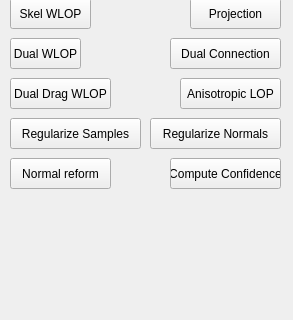
Old version of the form point-cloud-2015/UI/para_wlop.ui in the repository sunwaylive/Point-Cloud-Processing-2015; both pictures show x 0 to 293 and y 492 to 812 of the 293 by 812 pixel window.
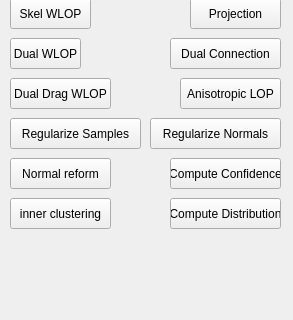
New version of the form.

Patch:
```diff
--- a/point-cloud-2015/UI/para_wlop.ui
+++ b/point-cloud-2015/UI/para_wlop.ui
@@ -403,6 +403,32 @@
     <string>Compute Confidence</string>
    </property>
   </widget>
+  <widget class="QPushButton" name="compute_distribution">
+   <property name="geometry">
+    <rect>
+     <x>170</x>
+     <y>690</y>
+     <width>111</width>
+     <height>31</height>
+    </rect>
+   </property>
+   <property name="text">
+    <string>Compute Distribution</string>
+   </property>
+  </widget>
+  <widget class="QPushButton" name="inner_clustering">
+   <property name="geometry">
+    <rect>
+     <x>10</x>
+     <y>690</y>
+     <width>101</width>
+     <height>31</height>
+    </rect>
+   </property>
+   <property name="text">
+    <string>inner clustering</string>
+   </property>
+  </widget>
  </widget>
  <resources/>
  <connections/>
```
